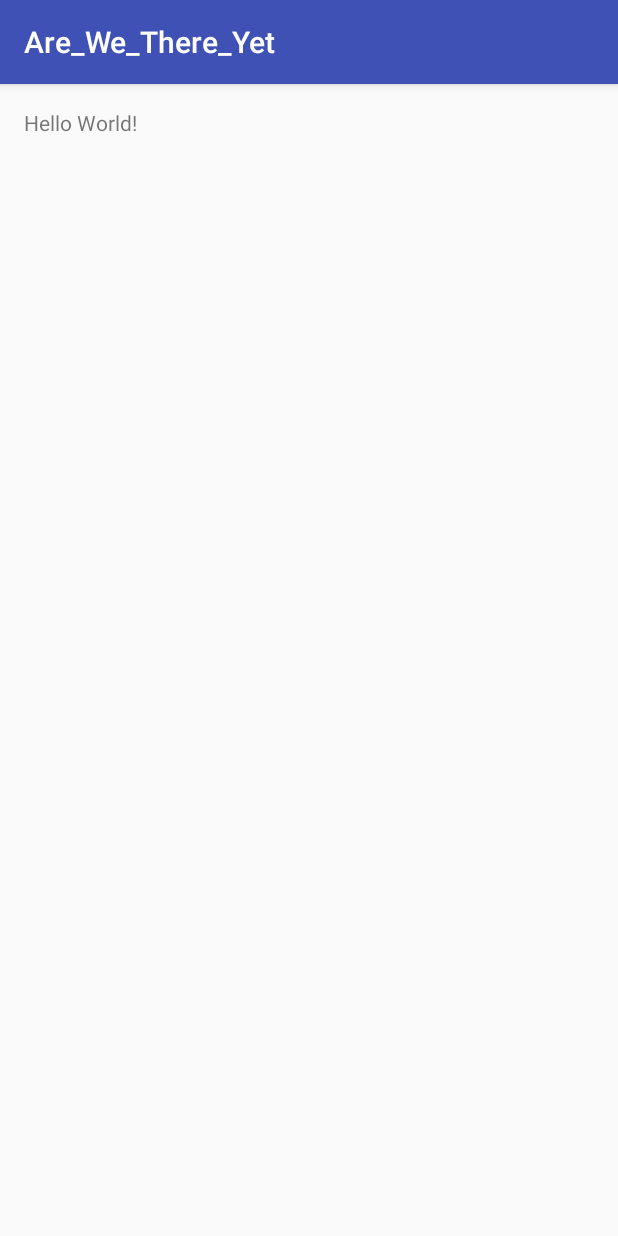
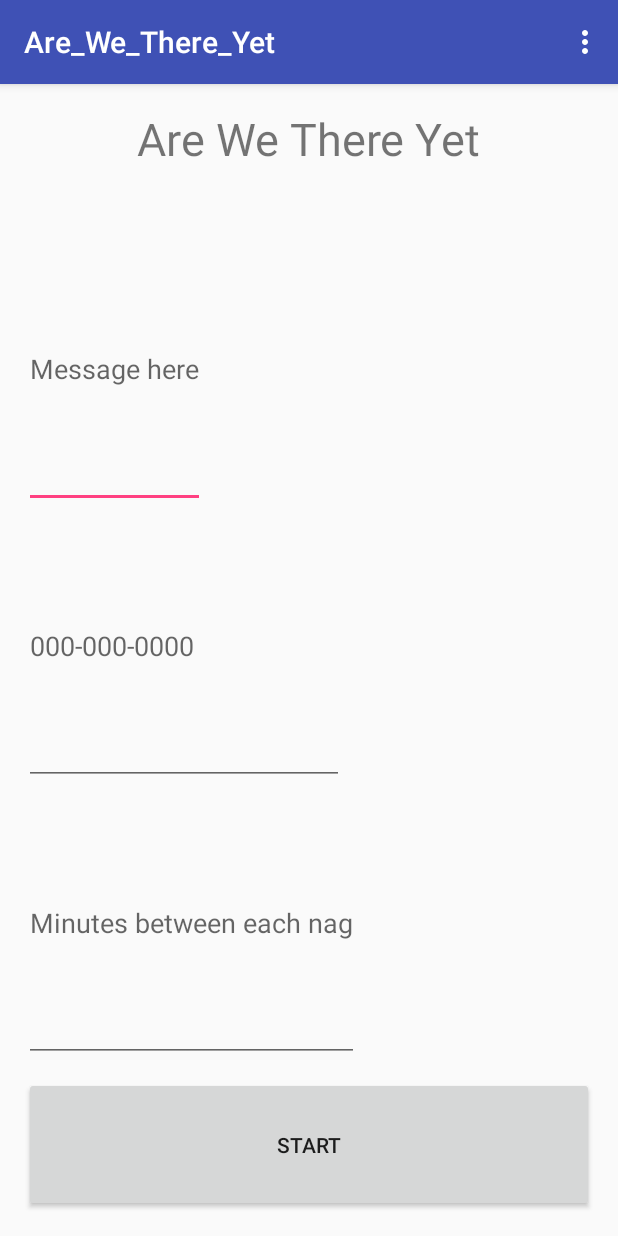
Before and after one commit to victoriajuan/awty, an Android app: the screen it shows after launch (MainActivity), on a phone screen of 412 x 824 dp. Run offline under Robolectric (Android 15) with nearby library versions, the phone set to English and light mode, and no system bars.

Commit message:
finished basic app and two extra points

```diff
--- a/app/src/main/AndroidManifest.xml
+++ b/app/src/main/AndroidManifest.xml
@@ -15,6 +15,8 @@
                 <category android:name="android.intent.category.LAUNCHER" />
             </intent-filter>
         </activity>
+        <receiver
+            android:name=".AlarmReceiver" />
     </application>
 
 </manifest>
--- a/app/src/main/java/edu/washington/vicky37/are_we_there_yet/MainActivity.java
+++ b/app/src/main/java/edu/washington/vicky37/are_we_there_yet/MainActivity.java
@@ -1,13 +1,113 @@
 package edu.washington.vicky37.are_we_there_yet;
 
+import android.app.AlarmManager;
+import android.app.PendingIntent;
+import android.content.Context;
+import android.content.Intent;
 import android.support.v7.app.AppCompatActivity;
 import android.os.Bundle;
+import android.telephony.PhoneNumberFormattingTextWatcher;
+import android.text.Editable;
+import android.text.TextWatcher;
+import android.view.Menu;
+import android.view.MenuItem;
+import android.view.View;
+import android.widget.Button;
+import android.widget.EditText;
+import android.widget.Toast;
 
-public class MainActivity extends AppCompatActivity {
+public class MainActivity extends AppCompatActivity{
+    private static final int INTENT_ID = 1;
+    private EditText message;
+    private static EditText phoneNumber;
+    private EditText minutes;
+    private static Button button;
+    public PendingIntent pendingIntent;
+    private boolean validInput;
+    private boolean validPhone;
+    private boolean validInterval;
+    private boolean Started;
 
     @Override
     protected void onCreate(Bundle savedInstanceState) {
         super.onCreate(savedInstanceState);
         setContentView(R.layout.activity_main);
+
+        Started = isStarted();
+        message = (EditText) findViewById(R.id.message);
+        phoneNumber = (EditText) findViewById(R.id.phone);
+        minutes = (EditText) findViewById(R.id.minutes);
+        button = (Button) findViewById(R.id.button);
+
+        button.setText("Start");
+
+        button.setOnClickListener(new View.OnClickListener() {
+            @Override
+            public void onClick(View v) {
+                Intent intent = new Intent(MainActivity.this, AlarmReceiver.class);
+                validateInput();
+                if(validInput&&!Started){
+                    Started = true;
+                    button.setText("Stop");
+                    intent.putExtra("alarm", "Texting" + phoneNumber.getText() + " :  " + message.getText());
+                    pendingIntent = PendingIntent.getBroadcast(MainActivity.this, INTENT_ID, intent, PendingIntent.FLAG_CANCEL_CURRENT);
+                    start();
+                }else if(Started){
+                    Started = false;
+                    button.setText("Start");
+                    stop();
+                }else if(!validPhone && validInterval){
+                    Toast.makeText(MainActivity.this, "Invalid Phone Number", Toast.LENGTH_SHORT).show();
+                }else if(validPhone && !validInterval){
+                    Toast.makeText(MainActivity.this, "Invalid Interval", Toast.LENGTH_SHORT).show();
+                }else {
+                    Toast.makeText(MainActivity.this, "No controls is filled out with legitimate values", Toast.LENGTH_SHORT).show();
+                }
+                phoneNumber.addTextChangedListener(new PhoneNumberFormattingTextWatcher());
+            }
+        });
+    }
+
+    public Boolean isStarted(){
+        boolean start = (PendingIntent.getBroadcast(MainActivity.this, 0, new Intent(MainActivity.this, AlarmReceiver.class), PendingIntent.FLAG_NO_CREATE) != null);
+        return start;
+    }
+
+    private void validateInput() {
+        String phone = phoneNumber.getText().toString();
+        String interval = minutes.getText().toString();
+        validPhone = phone.matches("\\(\\d{3}\\)\\s\\d{3}\\-\\d{4}");
+        validInterval = !interval.isEmpty() && !interval.matches("0+");
+        validInput = validPhone && validInterval;
+    }
+
+
+    private void start() {
+        int interval = Integer.parseInt(minutes.getText().toString()) * 1000 * 60;
+        AlarmManager manager = (AlarmManager) getSystemService(Context.ALARM_SERVICE);
+        manager.setInexactRepeating(AlarmManager.RTC_WAKEUP, System.currentTimeMillis(), interval, pendingIntent);
+        Toast.makeText(MainActivity.this, "Sent ", Toast.LENGTH_SHORT).show();
+    }
+
+    private void stop() {
+        AlarmManager manager = (AlarmManager) getSystemService(Context.ALARM_SERVICE);
+        manager.cancel(pendingIntent);
+        pendingIntent.cancel();
+        Toast.makeText(MainActivity.this, "Canceled", Toast.LENGTH_SHORT).show();
+    }
+
+    @Override
+    public boolean onCreateOptionsMenu(Menu menu) {
+        getMenuInflater().inflate(R.menu.menu_main, menu);
+        return true;
+    }
+
+    @Override
+    public boolean onOptionsItemSelected(MenuItem item) {
+        int id = item.getItemId();
+        if (id == R.id.action_settings) {
+            return true;
+        }
+        return super.onOptionsItemSelected(item);
     }
 }
--- a/app/src/main/res/layout/activity_main.xml
+++ b/app/src/main/res/layout/activity_main.xml
@@ -1,5 +1,5 @@
 <?xml version="1.0" encoding="utf-8"?>
-<RelativeLayout xmlns:android="http://schemas.android.com/apk/res/android"
+<LinearLayout xmlns:android="http://schemas.android.com/apk/res/android"
     xmlns:tools="http://schemas.android.com/tools"
     android:id="@+id/activity_main"
     android:layout_width="match_parent"
@@ -8,10 +8,50 @@
     android:paddingLeft="@dimen/activity_horizontal_margin"
     android:paddingRight="@dimen/activity_horizontal_margin"
     android:paddingTop="@dimen/activity_vertical_margin"
-    tools:context="edu.washington.vicky37.are_we_there_yet.MainActivity">
+    tools:context="edu.washington.vicky37.are_we_there_yet.MainActivity"
+    android:orientation="vertical">
 
     <TextView
+        android:text="@string/hello_world"
         android:layout_width="wrap_content"
         android:layout_height="wrap_content"
-        android:text="Hello World!" />
-</RelativeLayout>
+        android:textSize="30dp"
+        android:id="@+id/header"
+        android:layout_gravity="center"
+        android:layout_weight="0.3"/>
+
+    <EditText
+        android:layout_width="wrap_content"
+        android:layout_height="wrap_content"
+        android:hint="@string/hint"
+        android:id="@+id/message"
+        android:layout_weight="1"/>
+
+    <EditText
+        android:layout_width="wrap_content"
+        android:layout_height="wrap_content"
+        android:inputType="phone"
+        android:ems="10"
+        android:id="@+id/phone"
+        android:hint="000-000-0000"
+        android:layout_weight="1"/>
+
+    <EditText
+        android:layout_width="wrap_content"
+        android:layout_height="wrap_content"
+        android:id="@+id/minutes"
+        android:inputType="number"
+        android:hint="Minutes between each nag"
+        android:layout_weight="1"/>
+
+    <Button
+        android:layout_width="fill_parent"
+        android:layout_height="wrap_content"
+        android:text="Start"
+        android:id="@+id/button"
+        android:layout_alignParentBottom="true"
+        android:layout_centerHorizontal="true"
+        android:layout_weight="0.3"
+        android:layout_marginTop="10dp"/>
+
+</LinearLayout>
--- /dev/null
+++ b/app/src/main/res/menu/menu_main.xml
@@ -0,0 +1,7 @@
+<?xml version="1.0" encoding="utf-8"?>
+<menu xmlns:android="http://schemas.android.com/apk/res/android"
+    xmlns:app="http://schemas.android.com/apk/res-auto"
+    xmlns:tools="http://schemas.android.com/tools" tools:context=".MainActivity">
+    <item android:id="@+id/action_settings" android:title="@string/action_settings"
+        android:orderInCategory="100" app:showAsAction="never" />
+</menu>
--- a/app/src/main/res/values/strings.xml
+++ b/app/src/main/res/values/strings.xml
@@ -1,3 +1,6 @@
 <resources>
     <string name="app_name">Are_We_There_Yet</string>
+    <string name="hello_world">Are We There Yet</string>
+    <string name="action_settings">Settings</string>
+    <string name="hint">Message here</string>
 </resources>
```
Also changed, not shown: app/src/main/java/edu/washington/vicky37/are_we_there_yet/AlarmReceiver.java (added, +19 -0 lines), 2 other files.
